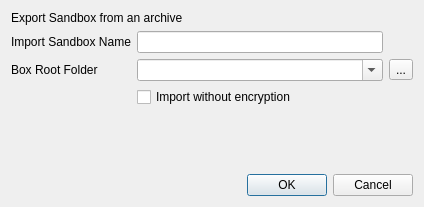
First picture: the form in SandboxiePlus/SandMan/Forms/ExtractDialog.ui, repository sandboxie-plus/Sandboxie, before the edit.
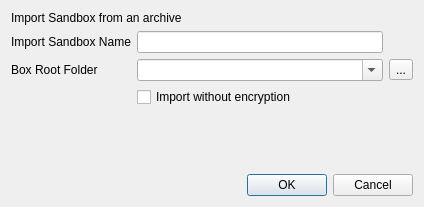
Second picture: the form after the edit.

```diff
--- a/SandboxiePlus/SandMan/Forms/ExtractDialog.ui
+++ b/SandboxiePlus/SandMan/Forms/ExtractDialog.ui
@@ -50,7 +50,7 @@
      <item row="0" column="0" colspan="2">
       <widget class="QLabel" name="label_2">
        <property name="text">
-        <string>Export Sandbox from an archive</string>
+        <string>Import Sandbox from an archive</string>
        </property>
        <property name="wordWrap">
         <bool>true</bool>
```
